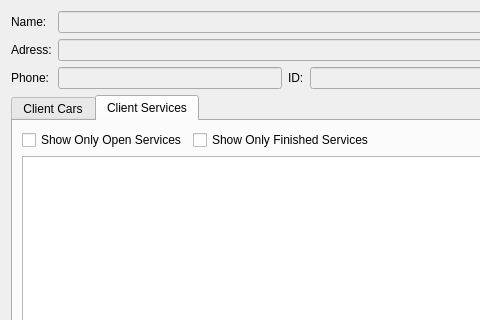
bedi1982/Oficina, file Client_Services_History.ui: the form before one commit; both pictures show x 0 to 480 and y 0 to 320 of the 990 by 642 pixel window.
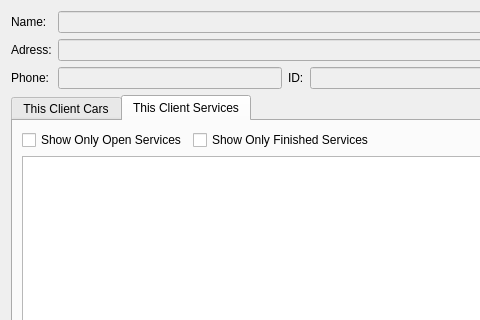
The form after the commit. The open tabs and pages were chosen to show the change. Icons and pictures are not drawn.

Patch:
```diff
--- a/Client_Services_History.ui
+++ b/Client_Services_History.ui
@@ -100,7 +100,7 @@
      </property>
      <widget class="QWidget" name="tab_Cars">
       <attribute name="title">
-       <string>Client Cars</string>
+       <string>This Client Cars</string>
       </attribute>
       <layout class="QGridLayout" name="gridLayout_3">
        <item row="1" column="0" colspan="5">
@@ -195,7 +195,7 @@
      </widget>
      <widget class="QWidget" name="tab_Services">
       <attribute name="title">
-       <string>Client Services</string>
+       <string>This Client Services</string>
       </attribute>
       <layout class="QGridLayout" name="gridLayout_2">
        <item row="0" column="0">
```
Left out of the diff: 2 changed lines with no effect on the pictures.
